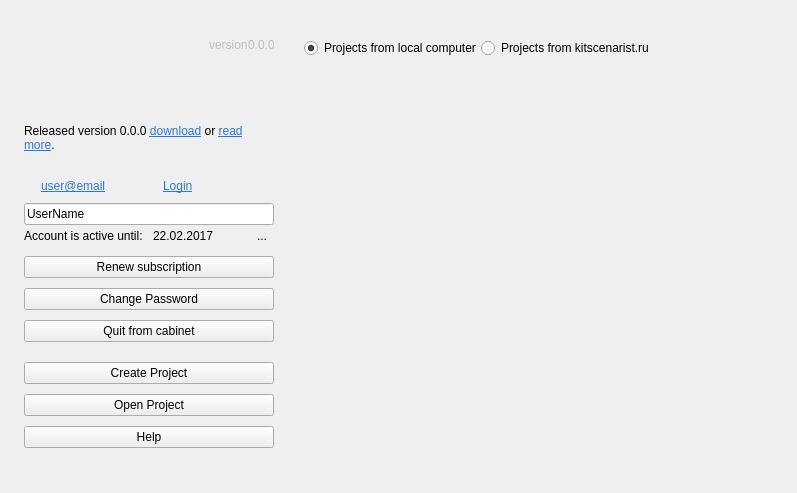
Qt form src/bin/scenarist-desktop/UserInterfaceLayer/StartUp/StartUpView.ui (dimkanovikov/KITScenarist) before a commit.
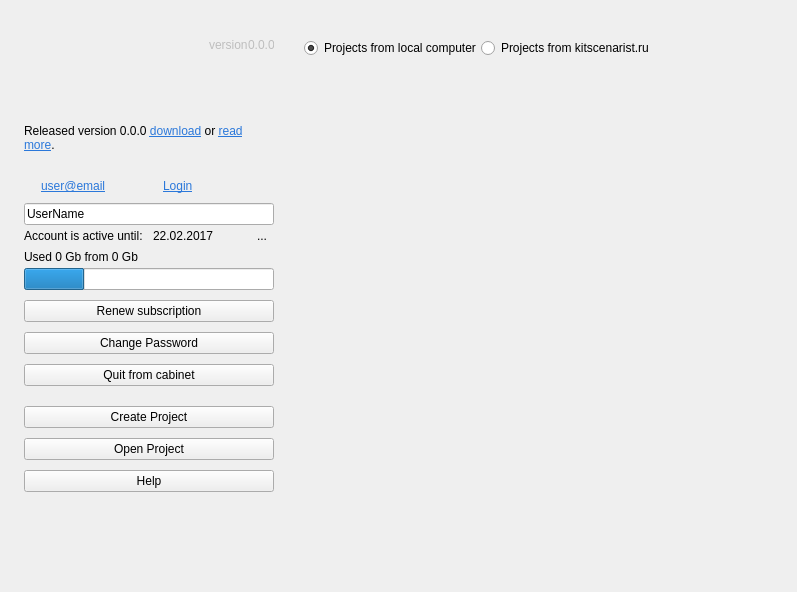
The same form after that commit. Icons and pictures are not drawn. Custom widgets are drawn as their Qt base class.

Commit message:
Show info about available size on cloud refs #89
+ UI improvements

What changed in the file:
```diff
--- a/src/bin/scenarist-desktop/UserInterfaceLayer/StartUp/StartUpView.ui
+++ b/src/bin/scenarist-desktop/UserInterfaceLayer/StartUp/StartUpView.ui
@@ -7,7 +7,7 @@
     <x>0</x>
     <y>0</y>
     <width>797</width>
-    <height>493</height>
+    <height>592</height>
    </rect>
   </property>
   <property name="windowTitle">
@@ -213,22 +213,18 @@
                <property name="verticalSpacing">
                 <number>0</number>
                </property>
-               <item row="1" column="1">
-                <widget class="QLabel" name="subscriptionEndDate">
+               <item row="0" column="0" colspan="3">
+                <widget class="AcceptebleLineEdit" name="userName">
                  <property name="text">
-                  <string>22.02.2017</string>
-                 </property>
-                </widget>
-               </item>
-               <item row="1" column="0">
-                <widget class="QLabel" name="subscriptionActivity">
-                 <property name="text">
-                  <string>Account is active until:</string>
+                  <string>UserName</string>
                  </property>
                 </widget>
                </item>
                <item row="1" column="2">
                 <widget class="QToolButton" name="getSubscriptionInfo">
+                 <property name="styleSheet">
+                  <string notr="true"/>
+                 </property>
                  <property name="text">
                   <string>...</string>
                  </property>
@@ -247,13 +243,75 @@
                  </property>
                 </widget>
                </item>
-               <item row="0" column="0" colspan="3">
-                <widget class="AcceptebleLineEdit" name="userName">
+               <item row="1" column="0">
+                <widget class="QLabel" name="subscriptionActivity">
                  <property name="text">
-                  <string>UserName</string>
+                  <string>Account is active until:</string>
                  </property>
+                 <property name="margin">
+                  <number>2</number>
+                 </property>
                 </widget>
                </item>
+               <item row="1" column="1">
+                <widget class="QLabel" name="subscriptionEndDate">
+                 <property name="text">
+                  <string>22.02.2017</string>
+                 </property>
+                </widget>
+               </item>
+               <item row="3" column="0" colspan="2">
+                <widget class="QLabel" name="availableSpaceInfo">
+                 <property name="text">
+                  <string>Used 0 Gb from 0 Gb</string>
+                 </property>
+                 <property name="margin">
+                  <number>2</number>
+                 </property>
+                </widget>
+               </item>
+               <item row="4" column="0" colspan="3">
+                <spacer name="verticalSpacer_2">
+                 <property name="orientation">
+                  <enum>Qt::Vertical</enum>
+                 </property>
+                 <property name="sizeType">
+                  <enum>QSizePolicy::Fixed</enum>
+                 </property>
+                 <property name="sizeHint" stdset="0">
+                  <size>
+                   <width>20</width>
+                   <height>4</height>
+                  </size>
+                 </property>
+                </spacer>
+               </item>
+               <item row="5" column="0" colspan="3">
+                <widget class="QProgressBar" name="availableSpaceProgress">
+                 <property name="value">
+                  <number>24</number>
+                 </property>
+                 <property name="textVisible">
+                  <bool>false</bool>
+                 </property>
+                </widget>
+               </item>
+               <item row="2" column="0" colspan="2">
+                <spacer name="verticalSpacer_3">
+                 <property name="orientation">
+                  <enum>Qt::Vertical</enum>
+                 </property>
+                 <property name="sizeType">
+                  <enum>QSizePolicy::Fixed</enum>
+                 </property>
+                 <property name="sizeHint" stdset="0">
+                  <size>
+                   <width>20</width>
+                   <height>4</height>
+                  </size>
+                 </property>
+                </spacer>
+               </item>
               </layout>
              </item>
              <item>
```
The commit also changes 14 other files.
